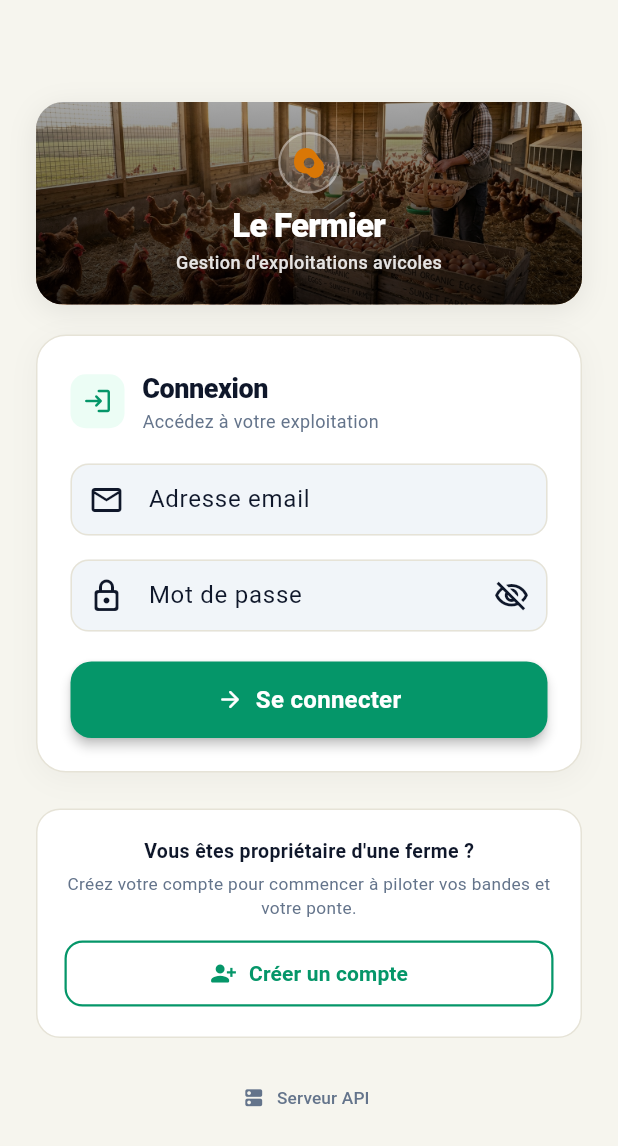
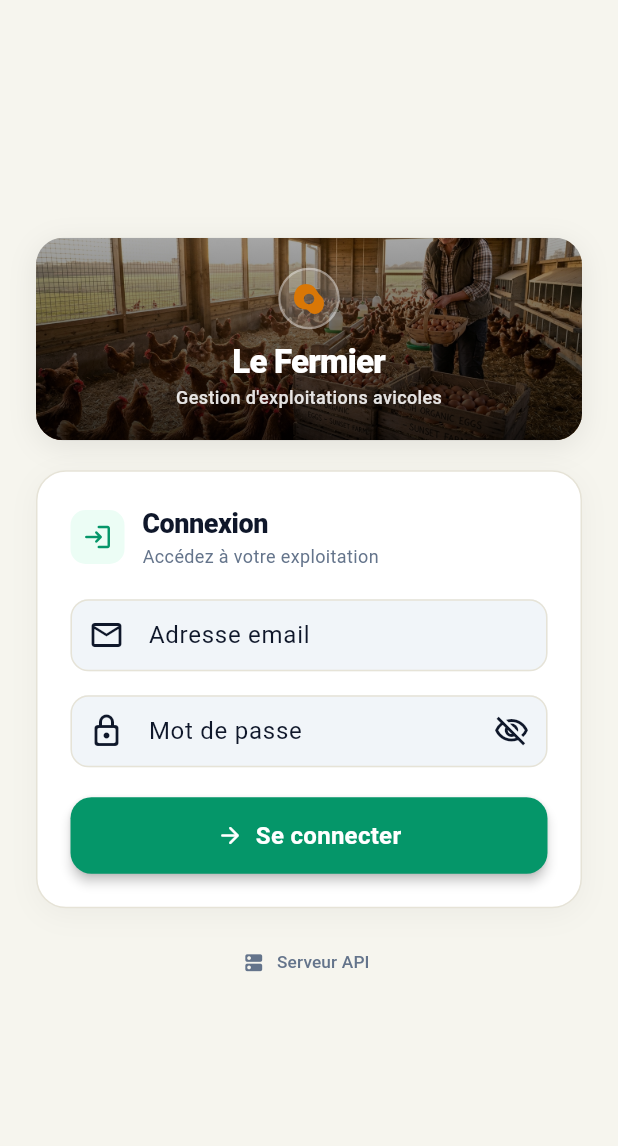
Before and after one commit to Rodrigue-gbantehehou/Lefermier, a Flutter app: the LoginScreen screen opened directly, on a phone screen of 412 x 824 dp. Shown: the top 1146 px of the screen. Run offline on Flutter 3.47's test engine with Material 3 defaults, Android fonts, the phone set to English and light mode, and no system bars; our stand-ins replace dio, flutter_riverpod, shared_preferences; accounts and stored records are empty.

Commit message:
refactor(mobile): remove create account card from login screen

```diff
--- a/mobile/lib/features/auth/login_screen.dart
+++ b/mobile/lib/features/auth/login_screen.dart
@@ -5,7 +5,6 @@ import '../../core/theme/app_theme.dart';
 import '../navigation/bottom_nav_scaffold.dart';
 import 'auth_provider.dart';
 import 'farm_onboarding_screen.dart';
-import 'register_screen.dart';
 
 class LoginScreen extends ConsumerStatefulWidget {
   const LoginScreen({super.key});
@@ -355,71 +354,7 @@ class _LoginScreenState extends ConsumerState<LoginScreen> {
                     ),
                   ),
 
-                  const SizedBox(height: 24),
-
-                  // Séparation claire pour les nouveaux éleveurs
-                  Container(
-                    padding: const EdgeInsets.all(18),
-                    decoration: BoxDecoration(
-                      color: isDark ? AppColors.surfaceDark : Colors.white,
-                      borderRadius: BorderRadius.circular(16),
-                      border: Border.all(
-                        color: isDark ? AppColors.borderDark : AppColors.borderLight,
-                      ),
-                    ),
-                    child: Column(
-                      children: [
-                        const Text(
-                          "Vous êtes propriétaire d'une ferme ?",
-                          style: TextStyle(
-                            fontSize: 13,
-                            fontWeight: FontWeight.w600,
-                          ),
-                        ),
-                        const SizedBox(height: 4),
-                        Text(
-                          "Créez votre compte pour commencer à piloter vos bandes et votre ponte.",
-                          textAlign: TextAlign.center,
-                          style: TextStyle(
-                            fontSize: 11.5,
-                            color: isDark ? AppColors.textMutedDark : AppColors.textMutedLight,
-                          ),
-                        ),
-                        const SizedBox(height: 12),
-                        OutlinedButton(
-                          onPressed: () {
-                            Navigator.of(context).push(
-                              MaterialPageRoute(builder: (_) => const RegisterScreen()),
-                            );
-                          },
-                          style: OutlinedButton.styleFrom(
-                            foregroundColor: AppColors.primary,
-                            side: const BorderSide(color: AppColors.primary, width: 1.5),
-                            padding: const EdgeInsets.symmetric(horizontal: 20, vertical: 12),
-                            shape: RoundedRectangleBorder(
-                              borderRadius: BorderRadius.circular(12),
-                            ),
-                          ),
-                          child: const Row(
-                            mainAxisAlignment: MainAxisAlignment.center,
-                            children: [
-                              Icon(Icons.person_add_alt_1_rounded, size: 18),
-                              SizedBox(width: 8),
-                              Text(
-                                "Créer un compte",
-                                style: TextStyle(
-                                  fontWeight: FontWeight.bold,
-                                  fontSize: 14,
-                                ),
-                              ),
-                            ],
-                          ),
-                        ),
-                      ],
-                    ),
-                  ),
-
-                  const SizedBox(height: 16),
+                  const SizedBox(height: 12),
 
                   // Paramètres de serveur avancés (Repliable)
                   Center(
```
Also changed, not shown: 1 other file.
